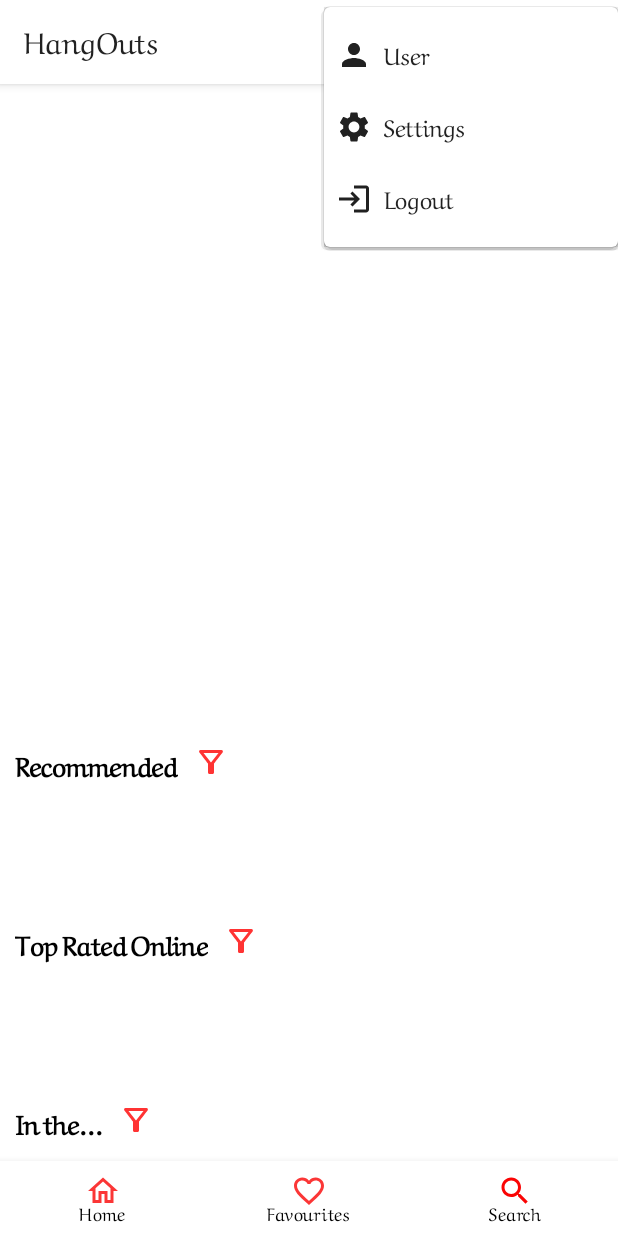
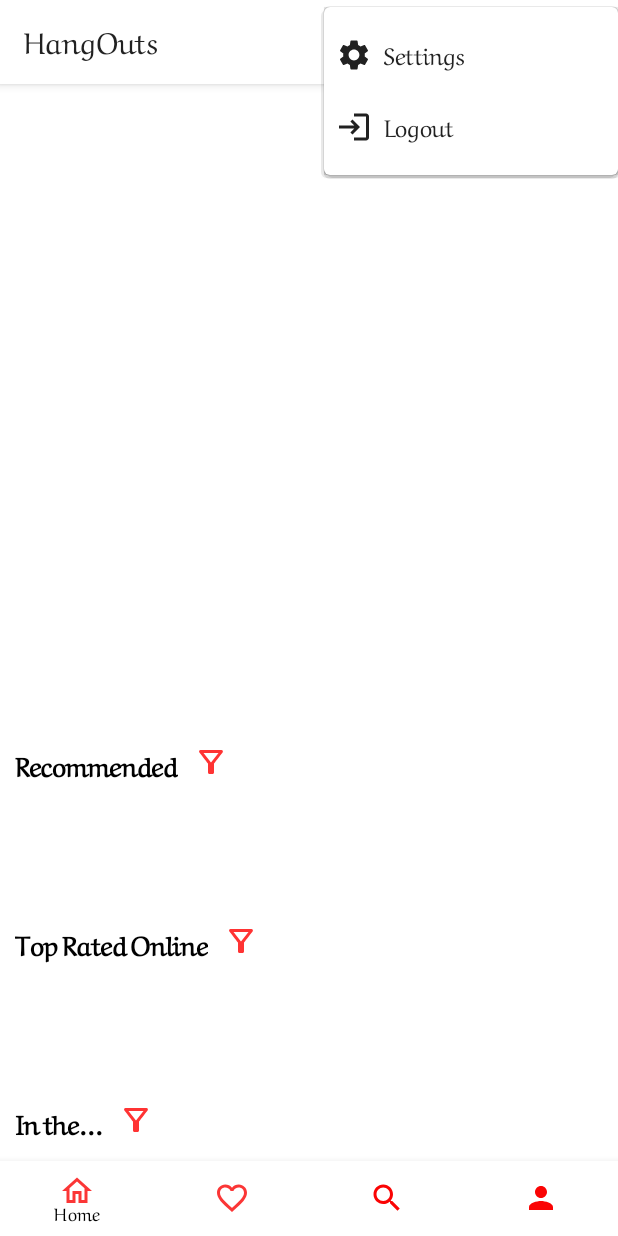
Before and after one commit to eezj35/OrbitalApp, an Android app: the MainActivity screen opened directly, with no data from a screen before it, after a tap on "Main Menu", on a phone screen of 412 x 824 dp. Run offline under Robolectric (Android 15) with nearby library versions, the phone set to English and light mode, and no system bars; our stand-ins replace Firebase (no records; nobody signed in at launch, a user with empty details on screens opened directly); pictures from the network do not load; Roboto replaces fonts that are not available here.

Commit message:
User tab  now on bottom navigation bar

```diff
--- a/app/src/main/java/com/example/orbital_app/Search.java
+++ b/app/src/main/java/com/example/orbital_app/Search.java
@@ -143,6 +143,11 @@ public class Search extends AppCompatActivity {
                             overridePendingTransition(0,0);
                             break;
 
+                        case R.id.nav_user:
+
+                            startActivity(new Intent(getApplicationContext(), User.class).setFlags(Intent.FLAG_ACTIVITY_NO_ANIMATION));
+
+                            break;
                     }
                     return true;
                 }
--- a/app/src/main/res/menu/my_menu.xml
+++ b/app/src/main/res/menu/my_menu.xml
@@ -17,12 +17,12 @@
 
         <menu>
 
-            <item
-                android:title="User"
-                android:icon="@drawable/ic_baseline_person_24"
-                android:id="@+id/user"
-                app:showAsAction="never"
-                />
+<!--            <item-->
+<!--                android:title="User"-->
+<!--                android:icon="@drawable/ic_baseline_person_24"-->
+<!--                android:id="@+id/user"-->
+<!--                app:showAsAction="never"-->
+<!--                />-->
 
             <item
                 android:title="Settings"
@@ -31,12 +31,6 @@
                 app:showAsAction="never"
                 />
 
-<!--            <item-->
-<!--                android:title="Filter"-->
-<!--                android:icon="@drawable/ic_baseline_filter_alt_24"-->
-<!--                android:id="@+id/filter"-->
-<!--                app:showAsAction="never"-->
-<!--                />-->
 
 
 
--- a/app/src/main/res/menu/nav_items.xml
+++ b/app/src/main/res/menu/nav_items.xml
@@ -19,4 +19,10 @@
 
         android:title="Search"/>
 
+    <item
+        android:id="@+id/nav_user"
+        android:icon="@drawable/ic_baseline_person_24"
+
+        android:title="User"/>
+
 </menu>
```
Also changed, not shown: app/src/main/java/com/example/orbital_app/FavList.java (+17 -8 lines), app/src/main/java/com/example/orbital_app/MainActivity.java (+10 -4 lines), app/src/main/res/layout/popup.xml (+12 -0 lines).
